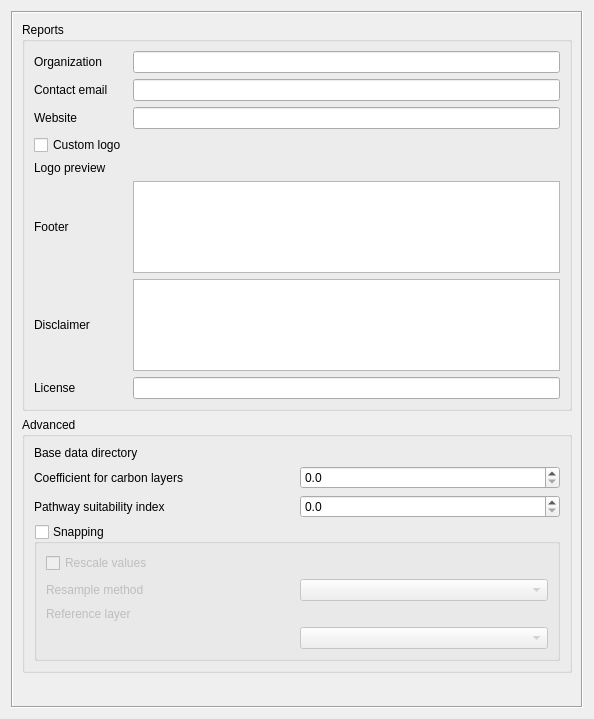
Above: src/cplus_plugin/ui/qgis_settings.ui from ConservationInternational/cplus-plugin before the change. Below: the same form after it.
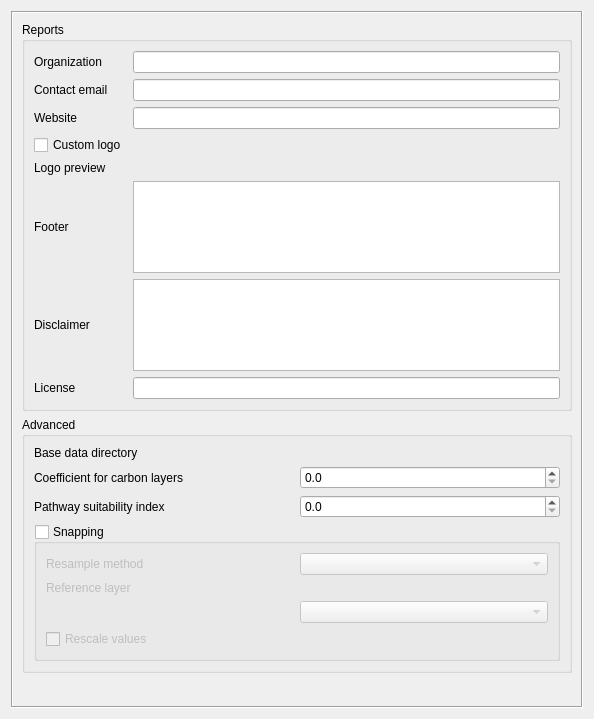
That is the form after the change. Custom widgets are drawn as their Qt base class.

Commit message: updated enum access, logs line breaks and reshuffled ui for snapping settings

Patch:
```diff
--- a/src/cplus_plugin/ui/qgis_settings.ui
+++ b/src/cplus_plugin/ui/qgis_settings.ui
@@ -242,13 +242,6 @@
              <bool>false</bool>
             </property>
             <layout class="QVBoxLayout" name="verticalLayout">
-             <item>
-              <widget class="QCheckBox" name="rescale_values">
-               <property name="text">
-                <string>Rescale values</string>
-               </property>
-              </widget>
-             </item>
              <item>
               <layout class="QHBoxLayout" name="horizontalLayout_2">
                <item>
@@ -288,6 +281,13 @@
                </item>
               </layout>
              </item>
+             <item>
+              <widget class="QCheckBox" name="rescale_values">
+               <property name="text">
+                <string>Rescale values</string>
+               </property>
+              </widget>
+             </item>
             </layout>
            </widget>
           </item>
```
The commit also changes 3 other files.
